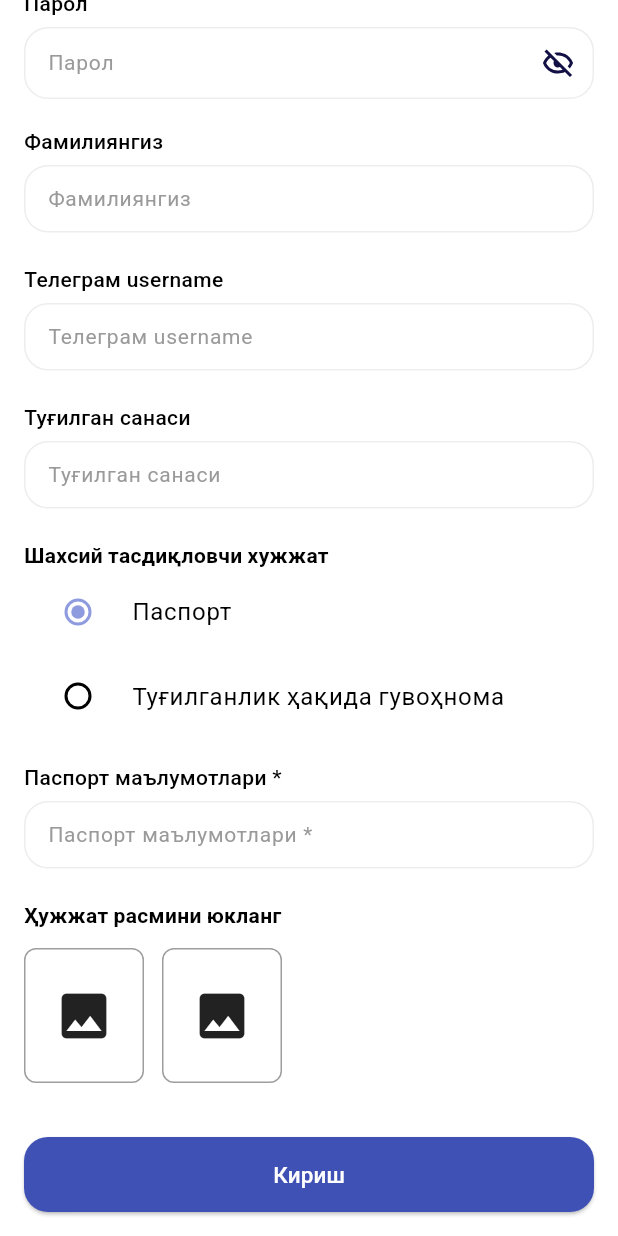
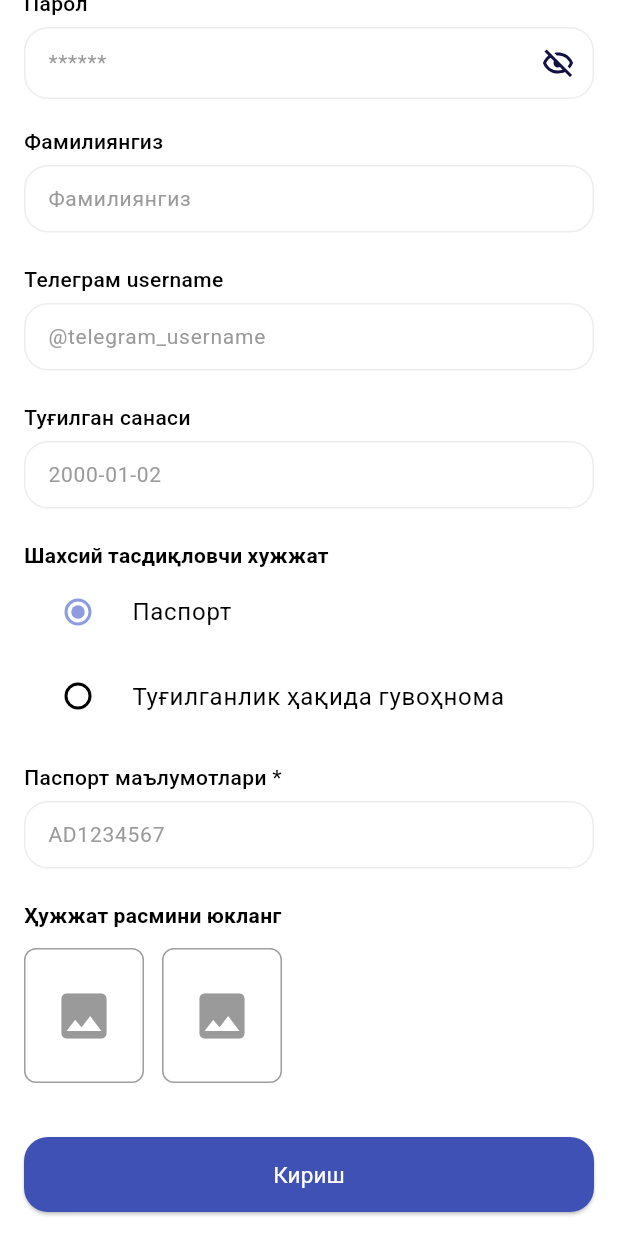
Before and after one commit to Shohjaxon-098/kutubxona_sifat, a Flutter app: the RegisterStep2Screen screen opened by its route, scrolled down 265 dp, on a phone screen of 412 x 824 dp. Run offline on Flutter 3.47's test engine with Material 3 defaults, Android fonts, the phone set to English and light mode, and no system bars; our stand-ins replace bloc, cached_network_image, connectivity_plus, dartz, dio, equatable and 12 more; accounts and stored records are empty; network calls fail; project files that could hold a hidden picture were left out.

Commit message:
feat: Enhance registration process by improving loading state management, updating navigation logic, and refining UI components; add maxLength to text fields and improve user feedback with toast messages.

```diff
--- a/lib/features/auth/presentation/screens/register_step1/controller/register_step1_controller.dart
+++ b/lib/features/auth/presentation/screens/register_step1/controller/register_step1_controller.dart
@@ -37,7 +37,7 @@ class RegisterStep1Controller extends ChangeNotifier {
     } else if (state is RegisterSuccess) {
       isLoading = false;
       notifyListeners();
-      AppNavigator.pushReplacementNamed(context, AppRoutes.registerVerify);
+      AppNavigator.pushNamed(context, AppRoutes.registerVerify);
     }
   }
 
--- a/lib/features/auth/presentation/screens/register_step2/registration_step2.dart
+++ b/lib/features/auth/presentation/screens/register_step2/registration_step2.dart
@@ -1,3 +1,4 @@
+import 'package:kutubxona/core/util/toast_message.dart';
 import 'package:kutubxona/export.dart';
 import 'package:kutubxona/features/auth/presentation/screens/register_step2/controller/register_step2_controller.dart';
 import 'package:kutubxona/features/auth/presentation/screens/register_step2/widgets/document_image_picker.dart';
@@ -44,20 +45,16 @@ class _RegisterStep2ScreenState extends State<RegisterStep2Screen> {
         BlocListener<RegisterStep2Bloc, RegisterStep2State>(
           listener: (ctx, state) {
             if (state is RegisterStep2Failure) {
-              ScaffoldMessenger.of(
-                ctx,
-              ).showSnackBar(SnackBar(content: Text(state.message)));
+              ToastMessage.showToast(state.message, context);
             } else if (state is RegisterStep2Success) {
-              Navigator.pushNamed(ctx, AppRoutes.home);
+              Navigator.pushNamed(ctx, AppRoutes.login);
             }
           },
         ),
         BlocListener<UploadImageBloc, UploadImageState>(
           listener: (ctx, state) {
             if (state is UploadImageFailure) {
-              ScaffoldMessenger.of(
-                ctx,
-              ).showSnackBar(SnackBar(content: Text(state.message)));
+              ToastMessage.showToast(state.message, context);
             }
           },
         ),
@@ -91,6 +88,7 @@ class _RegisterStep2ScreenState extends State<RegisterStep2Screen> {
                         controller: controller.nameController,
                         keyboardType: TextInputType.name,
                         validator: validateRequired,
+                        hint: 'Исмингиз',
                       ),
                       const SizedBox(height: 16),
                       GenderDropdown(
@@ -104,6 +102,7 @@ class _RegisterStep2ScreenState extends State<RegisterStep2Screen> {
                         keyboardType: TextInputType.text,
                         validator: validatePassword,
                         obscure: _obscureText,
+                        hint: '******',
                         suffixIcon: GestureDetector(
                           onTap: toggleVisibility,
                           child: SvgPicture.asset(
@@ -122,6 +121,7 @@ class _RegisterStep2ScreenState extends State<RegisterStep2Screen> {
                         controller: controller.surnameController,
                         keyboardType: TextInputType.name,
                         validator: validateRequired,
+                        hint: 'Фамилиянгиз',
                       ),
                       const SizedBox(height: 16),
                       CustomTextField(
@@ -129,6 +129,7 @@ class _RegisterStep2ScreenState extends State<RegisterStep2Screen> {
                         controller: controller.telegramController,
                         keyboardType: TextInputType.text,
                         validator: validateRequired,
+                        hint: '@telegram_username',
                       ),
                       const SizedBox(height: 16),
                       BirthDatePickerField(
@@ -154,6 +155,12 @@ class _RegisterStep2ScreenState extends State<RegisterStep2Screen> {
                         controller: controller.passportInfoController,
                         keyboardType: TextInputType.text,
                         validator: validateRequired,
+                        hint:
+                            controller.documentType == 'passport'
+                                ? 'AD1234567'
+                                : 'I-NV 12345678',
+                        lengthInput:
+                            controller.documentType == 'passport' ? 9 : 12,
                       ),
                       if (controller.documentType == 'passport') ...[
                         const SizedBox(height: 16),
@@ -184,8 +191,29 @@ class _RegisterStep2ScreenState extends State<RegisterStep2Screen> {
                         ),
                       const SizedBox(height: 12),
                       PrimaryButton(
-                        text: "Кириш",
-                        onPressed: () => controller.submitForm(_formKey),
+                        onPressed:
+                            controller.isLoading
+                                ? null
+                                : () => controller.submitForm(_formKey),
+                        child:
+                            controller.isLoading
+                                ? SizedBox(
+                                  width: 20,
+                                  height: 20,
+                                  child: CircularProgressIndicator(
+                                    strokeWidth: 2,
+                                    color: AppColors().white,
+                                  ),
+                                )
+                                : Text(
+                                  'Кириш',
+                                  style: TextStyle(
+                                    fontFamily: 'Roboto',
+                                    fontWeight: FontWeight.w400,
+                                    color: AppColors().white,
+                                    fontSize: 15,
+                                  ),
+                                ),
                       ),
                     ],
                   );
--- a/lib/features/auth/presentation/screens/register_step2/widgets/birth_date_picker_field.dart
+++ b/lib/features/auth/presentation/screens/register_step2/widgets/birth_date_picker_field.dart
@@ -18,7 +18,7 @@ class BirthDatePickerField extends StatelessWidget {
     return TextFieldInput(
       label: "Туғилган санаси",
       controller: controller,
-      hint: "Туғилган санаси",
+      hint: "2000-01-02",
       keyboardType: TextInputType.datetime,
       validator: validator,
       onTap: onTap,
--- a/lib/features/auth/presentation/screens/register_step2/widgets/document_image_picker.dart
+++ b/lib/features/auth/presentation/screens/register_step2/widgets/document_image_picker.dart
@@ -21,7 +21,11 @@ class ImagePickerBox extends StatelessWidget {
         ),
         child:
             file == null
-                ? const Icon(Icons.image, size: 40)
+                ? Icon(
+                  Icons.image,
+                  size: 40,
+                  color: Theme.of(context).colorScheme.primary,
+                )
                 : Image.file(file!, fit: BoxFit.cover),
       ),
     );
--- a/lib/features/auth/presentation/screens/register_step2/widgets/text_input_widget.dart
+++ b/lib/features/auth/presentation/screens/register_step2/widgets/text_input_widget.dart
@@ -10,6 +10,9 @@ class CustomTextField extends StatelessWidget {
   final VoidCallback? onTap;
   final bool readOnly;
   final Widget? suffixIcon;
+  final String? hint;
+  final int? lengthInput;
+  final int? maxLength;
   const CustomTextField({
     Key? key,
     required this.label,
@@ -20,6 +23,9 @@ class CustomTextField extends StatelessWidget {
     this.onTap,
     this.readOnly = false,
     this.suffixIcon,
+    this.hint,
+    this.lengthInput,
+    this.maxLength,
   }) : super(key: key);
 
   @override
@@ -27,13 +33,15 @@ class CustomTextField extends StatelessWidget {
     return TextFieldInput(
       label: label,
       controller: controller,
-      hint: label,
+      hint: hint,
       keyboardType: keyboardType,
       validator: validator,
       obscure: obscure,
       onTap: onTap,
       readOnly: readOnly,
       suffixIcon: suffixIcon,
+      lengthInput: lengthInput,
+      maxLength: maxLength,
     );
   }
 }
--- a/lib/features/book/presentation/logic/bloc/reserve_book_bloc.dart
+++ b/lib/features/book/presentation/logic/bloc/reserve_book_bloc.dart
@@ -31,7 +31,7 @@ class ReserveBookBloc extends Bloc<ReserveBookEvent, ReserveBookState> {
   ) async {
     emit(ReserveBookLoading());
     try {
-      await dataSource.cancelReservation(event.reservationId);
+      await dataSource.cancelReservation(event.reservationId!);
       emit(CancelReservationSuccess());
     } catch (e) {
       emit(ReserveBookError(e.toString()));
--- a/lib/features/book/presentation/logic/bloc/reserve_book_event.dart
+++ b/lib/features/book/presentation/logic/bloc/reserve_book_event.dart
@@ -6,6 +6,6 @@ class ReserveBookRequested extends ReserveBookEvent {
 }
 
 class CancelReservationRequested extends ReserveBookEvent {
-  final int reservationId;
+  final int? reservationId;
   CancelReservationRequested(this.reservationId);
 }
--- a/lib/features/drawer/presentation/screens/custom_drawer.dart
+++ b/lib/features/drawer/presentation/screens/custom_drawer.dart
@@ -1,6 +1,4 @@
 import 'package:kutubxona/core/core_exports.dart';
-import 'package:kutubxona/core/util/formatters/phone_formatter.dart';
-import 'package:kutubxona/core/util/formatters/user_phone_formatter.dart';
 import 'package:kutubxona/core/util/toast_message.dart';
 import 'package:kutubxona/features/drawer/presentation/screens/about_us.dart';
 import 'package:kutubxona/features/drawer/presentation/screens/statistic_screen.dart';
--- a/lib/features/drawer/presentation/widgets/books_static.dart
+++ b/lib/features/drawer/presentation/widgets/books_static.dart
@@ -11,10 +11,7 @@ class BooksStatistic extends StatelessWidget {
   @override
   Widget build(BuildContext context) {
     if (books.isEmpty) {
-      return Text(
-        '$title - маълумот йўқ',
-        style: TextStyle(color: Colors.grey),
-      );
+      return SizedBox.shrink();
     }
 
     return Column(
--- a/lib/features/drawer/presentation/widgets/top_reader_section.dart
+++ b/lib/features/drawer/presentation/widgets/top_reader_section.dart
@@ -8,6 +8,9 @@ class TopReadersSection extends StatelessWidget {
 
   @override
   Widget build(BuildContext context) {
+    if (readers.isEmpty) {
+      return SizedBox.shrink();
+    }
     return Column(
       crossAxisAlignment: CrossAxisAlignment.start,
       children: [
--- a/lib/features/widgets/textfield_input.dart
+++ b/lib/features/widgets/textfield_input.dart
@@ -14,6 +14,7 @@ class TextFieldInput extends StatelessWidget {
   final bool? readOnly;
   final void Function()? onTap;
   final String? initialValue;
+  final int? maxLength;
   const TextFieldInput({
     super.key,
     required this.label,
@@ -28,6 +29,7 @@ class TextFieldInput extends StatelessWidget {
     this.readOnly,
     this.onTap,
     this.initialValue,
+    this.maxLength,
   });
 
   @override
@@ -45,6 +47,7 @@ class TextFieldInput extends StatelessWidget {
         ),
         const SizedBox(height: 6),
         TextFormField(
+          maxLength: maxLength,
           readOnly: readOnly ?? false,
           controller: controller,
           obscureText: obscure,
```
Also changed, not shown: lib/features/auth/presentation/screens/register_step2/controller/register_step2_controller.dart (+18 -5 lines), lib/features/profile/presentation/screens/booked_books_screen.dart (+52 -14 lines).
